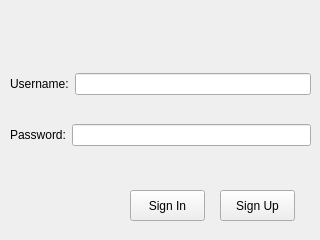
Qt form loginwindow.ui (carlrizk/QCMpp) before a commit.
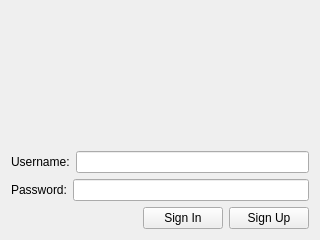
The same form after that commit.

What changed in the file:
```diff
--- a/loginwindow.ui
+++ b/loginwindow.ui
@@ -13,16 +13,17 @@
   <property name="windowTitle">
    <string>Form</string>
   </property>
-  <widget class="QWidget" name="verticalLayoutWidget">
-   <property name="geometry">
-    <rect>
-     <x>10</x>
-     <y>50</y>
-     <width>301</width>
-     <height>121</height>
-    </rect>
-   </property>
-   <layout class="QVBoxLayout" name="verticalLayout">
+  <layout class="QVBoxLayout" name="verticalLayout_2">
+   <item>
+    <widget class="QLabel" name="label_message">
+     <property name="text">
+      <string/>
+     </property>
+     <property name="alignment">
+      <set>Qt::AlignCenter</set>
+     </property>
+    </widget>
+   </item>
     <item>
      <layout class="QHBoxLayout" name="horizontalLayout">
       <item>
@@ -51,50 +52,38 @@
       </item>
      </layout>
     </item>
-   </layout>
-  </widget>
-  <widget class="QLabel" name="label_message">
-   <property name="geometry">
-    <rect>
-     <x>-4</x>
-     <y>10</y>
-     <width>331</width>
-     <height>21</height>
-    </rect>
-   </property>
-   <property name="text">
-    <string/>
-   </property>
-   <property name="alignment">
-    <set>Qt::AlignCenter</set>
-   </property>
-  </widget>
-  <widget class="QPushButton" name="button_signup">
-   <property name="geometry">
-    <rect>
-     <x>220</x>
-     <y>190</y>
-     <width>75</width>
-     <height>31</height>
-    </rect>
-   </property>
-   <property name="text">
-    <string>Sign Up</string>
-   </property>
-  </widget>
+   <item>
+    <layout class="QHBoxLayout" name="horizontalLayout_3">
+     <item>
+      <spacer name="horizontalSpacer">
+       <property name="orientation">
+        <enum>Qt::Horizontal</enum>
+       </property>
+       <property name="sizeHint" stdset="0">
+        <size>
+         <width>40</width>
+         <height>20</height>
+        </size>
+       </property>
+      </spacer>
+     </item>
+     <item>
   <widget class="QPushButton" name="button_signin">
-   <property name="geometry">
-    <rect>
-     <x>130</x>
-     <y>190</y>
-     <width>75</width>
-     <height>31</height>
-    </rect>
-   </property>
    <property name="text">
     <string>Sign In</string>
    </property>
   </widget>
+     </item>
+     <item>
+      <widget class="QPushButton" name="button_signup">
+       <property name="text">
+        <string>Sign Up</string>
+       </property>
+      </widget>
+     </item>
+    </layout>
+   </item>
+  </layout>
  </widget>
  <resources/>
  <connections/>
```
Lines whose indentation alone changed are shown as unchanged.
